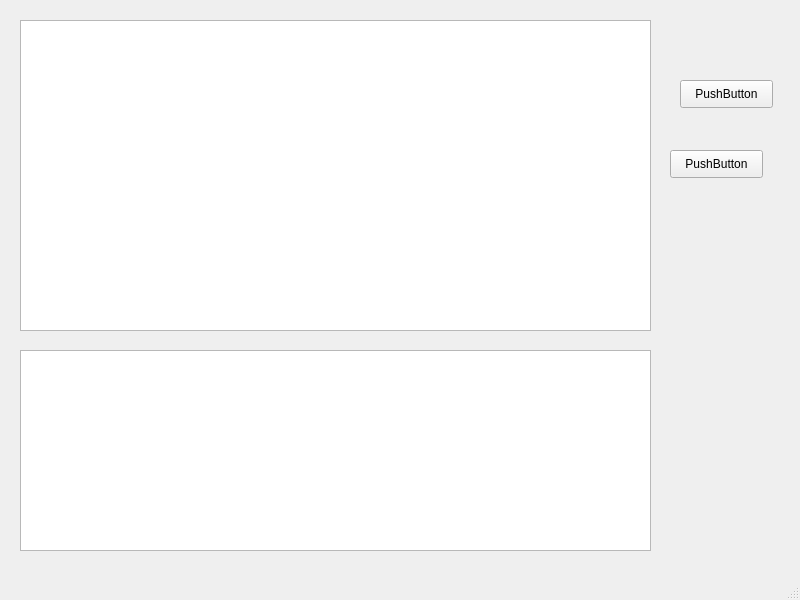
Old version of the form ComTest/comtest.ui in the repository CrainTang/ComTest.
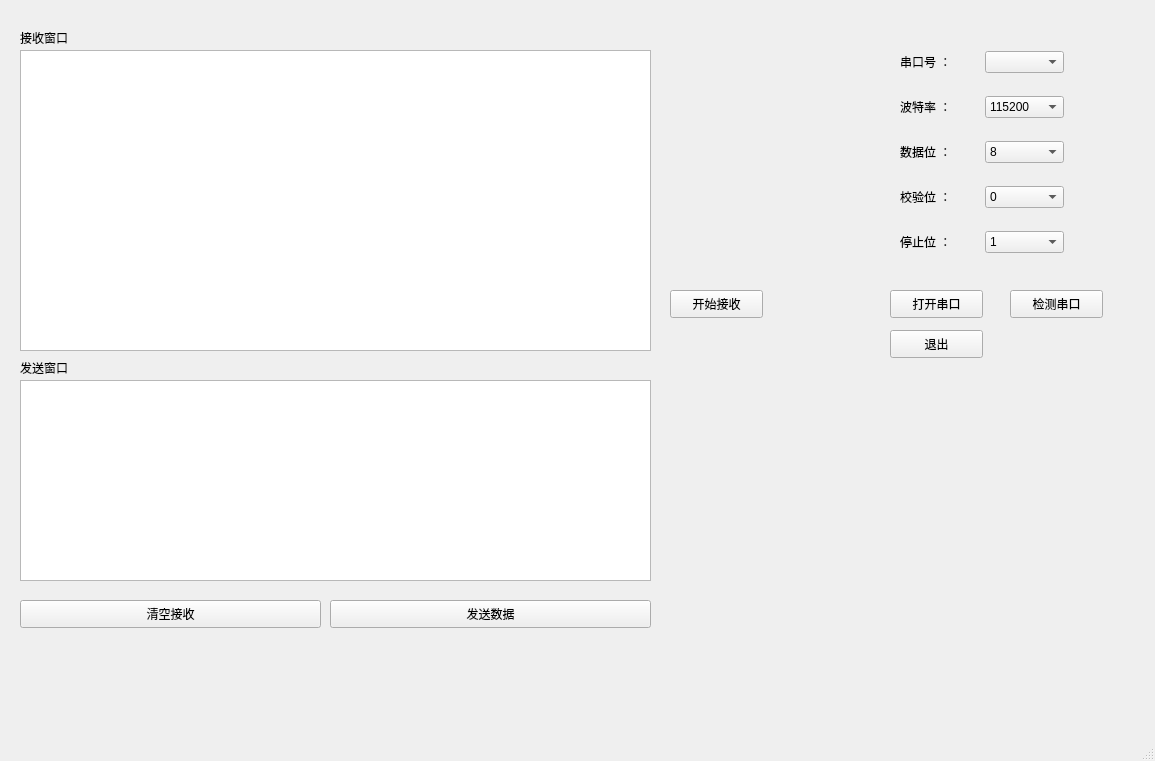
New version of the form. Custom widgets are drawn as their Qt base class.

Commit message: 接收异常可发送一次

```diff
--- a/ComTest/comtest.ui
+++ b/ComTest/comtest.ui
@@ -6,29 +6,19 @@
    <rect>
     <x>0</x>
     <y>0</y>
-    <width>800</width>
-    <height>600</height>
+    <width>1155</width>
+    <height>761</height>
    </rect>
   </property>
   <property name="windowTitle">
    <string>ComTest</string>
   </property>
   <widget class="QWidget" name="centralwidget">
-   <widget class="QTextBrowser" name="textBrowser">
+   <widget class="QTextEdit" name="sendTextEdit">
     <property name="geometry">
      <rect>
       <x>20</x>
-      <y>20</y>
-      <width>631</width>
-      <height>311</height>
-     </rect>
-    </property>
-   </widget>
-   <widget class="QTextEdit" name="textEdit">
-    <property name="geometry">
-     <rect>
-      <x>20</x>
-      <y>350</y>
+      <y>380</y>
       <width>631</width>
       <height>201</height>
      </rect>
@@ -37,29 +27,228 @@
    <widget class="QPushButton" name="pushButton">
     <property name="geometry">
      <rect>
-      <x>680</x>
-      <y>80</y>
+      <x>890</x>
+      <y>330</y>
       <width>93</width>
       <height>28</height>
      </rect>
     </property>
     <property name="text">
-     <string>PushButton</string>
+     <string>退出</string>
     </property>
    </widget>
-   <widget class="QPushButton" name="pushButton_2">
+   <widget class="QPushButton" name="openButton">
+    <property name="geometry">
+     <rect>
+      <x>890</x>
+      <y>290</y>
+      <width>93</width>
+      <height>28</height>
+     </rect>
+    </property>
+    <property name="text">
+     <string>打开串口</string>
+    </property>
+   </widget>
+   <widget class="QwtPlot" name="qwtPlot">
+    <property name="geometry">
+     <rect>
+      <x>700</x>
+      <y>370</y>
+      <width>400</width>
+      <height>200</height>
+     </rect>
+    </property>
+   </widget>
+   <widget class="QPushButton" name="searchButton">
+    <property name="geometry">
+     <rect>
+      <x>1010</x>
+      <y>290</y>
+      <width>93</width>
+      <height>28</height>
+     </rect>
+    </property>
+    <property name="text">
+     <string>检测串口</string>
+    </property>
+   </widget>
+   <widget class="QPushButton" name="sendButton">
+    <property name="geometry">
+     <rect>
+      <x>330</x>
+      <y>600</y>
+      <width>321</width>
+      <height>28</height>
+     </rect>
+    </property>
+    <property name="text">
+     <string>发送数据</string>
+    </property>
+   </widget>
+   <widget class="QPushButton" name="pushButton_5">
     <property name="geometry">
      <rect>
       <x>670</x>
-      <y>150</y>
+      <y>290</y>
       <width>93</width>
       <height>28</height>
      </rect>
     </property>
     <property name="text">
-     <string>PushButton</string>
+     <string>开始接收</string>
     </property>
    </widget>
+   <widget class="QPushButton" name="clearButton">
+    <property name="geometry">
+     <rect>
+      <x>20</x>
+      <y>600</y>
+      <width>301</width>
+      <height>28</height>
+     </rect>
+    </property>
+    <property name="text">
+     <string>清空接收</string>
+    </property>
+   </widget>
+   <widget class="QLabel" name="label_3">
+    <property name="geometry">
+     <rect>
+      <x>20</x>
+      <y>30</y>
+      <width>72</width>
+      <height>15</height>
+     </rect>
+    </property>
+    <property name="text">
+     <string>接收窗口</string>
+    </property>
+   </widget>
+   <widget class="QLabel" name="label_4">
+    <property name="geometry">
+     <rect>
+      <x>20</x>
+      <y>360</y>
+      <width>72</width>
+      <height>15</height>
+     </rect>
+    </property>
+    <property name="text">
+     <string>发送窗口</string>
+    </property>
+   </widget>
+   <widget class="QTextEdit" name="recvTextEdit">
+    <property name="geometry">
+     <rect>
+      <x>20</x>
+      <y>50</y>
+      <width>631</width>
+      <height>301</height>
+     </rect>
+    </property>
+   </widget>
+   <widget class="QWidget" name="">
+    <property name="geometry">
+     <rect>
+      <x>900</x>
+      <y>34</y>
+      <width>164</width>
+      <height>241</height>
+     </rect>
+    </property>
+    <layout class="QGridLayout" name="gridLayout">
+     <item row="0" column="0">
+      <widget class="QLabel" name="label">
+       <property name="text">
+        <string>串口号 ：</string>
+       </property>
+      </widget>
+     </item>
+     <item row="0" column="1">
+      <widget class="QComboBox" name="portNameBox"/>
+     </item>
+     <item row="1" column="0">
+      <widget class="QLabel" name="label_2">
+       <property name="text">
+        <string>波特率 ：</string>
+       </property>
+      </widget>
+     </item>
+     <item row="1" column="1">
+      <widget class="QComboBox" name="baudrateBox">
+       <item>
+        <property name="text">
+         <string>115200</string>
+        </property>
+       </item>
+       <item>
+        <property name="text">
+         <string>19200</string>
+        </property>
+       </item>
+       <item>
+        <property name="text">
+         <string>9600</string>
+        </property>
+       </item>
+      </widget>
+     </item>
+     <item row="2" column="0">
+      <widget class="QLabel" name="label_5">
+       <property name="text">
+        <string>数据位 ：</string>
+       </property>
+      </widget>
+     </item>
+     <item row="2" column="1">
+      <widget class="QComboBox" name="dataBitsBox">
+       <item>
+        <property name="text">
+         <string>8</string>
+        </property>
+       </item>
+      </widget>
+     </item>
+     <item row="3" column="0">
+      <widget class="QLabel" name="label_6">
+       <property name="text">
+        <string>校验位 ：</string>
+       </property>
+      </widget>
+     </item>
+     <item row="3" column="1">
+      <widget class="QComboBox" name="ParityBox">
+       <item>
+        <property name="text">
+         <string>0</string>
+        </property>
+       </item>
+      </widget>
+     </item>
+     <item row="4" column="0">
+      <widget class="QLabel" name="label_7">
+       <property name="text">
+        <string>停止位 ：</string>
+       </property>
+      </widget>
+     </item>
+     <item row="4" column="1">
+      <widget class="QComboBox" name="stopBitsBox">
+       <item>
+        <property name="text">
+         <string>1</string>
+        </property>
+       </item>
+       <item>
+        <property name="text">
+         <string>2</string>
+        </property>
+       </item>
+      </widget>
+     </item>
+    </layout>
+   </widget>
   </widget>
   <widget class="QMenuBar" name="menubar">
    <property name="geometry">
@@ -73,6 +262,13 @@
   </widget>
   <widget class="QStatusBar" name="statusbar"/>
  </widget>
+ <customwidgets>
+  <customwidget>
+   <class>QwtPlot</class>
+   <extends>QFrame</extends>
+   <header>qwt_plot.h</header>
+  </customwidget>
+ </customwidgets>
  <resources/>
  <connections/>
 </ui>
```
Left out of the diff: 2 changed lines with no effect on the pictures. The commit also changes 15 other files.
